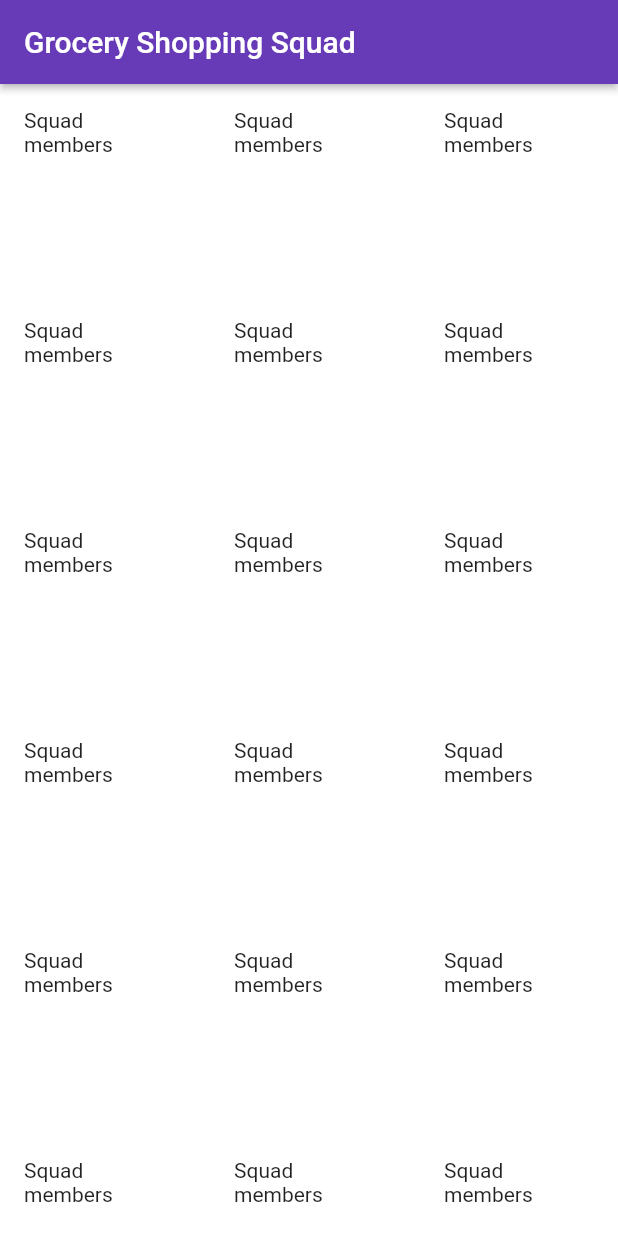
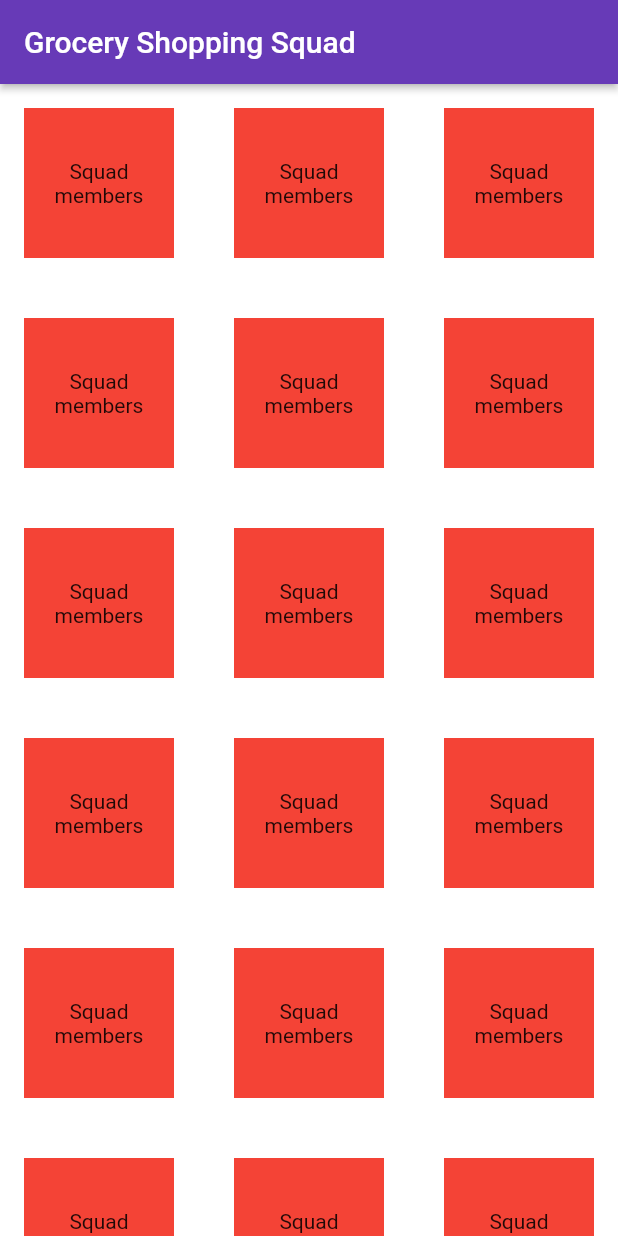
Before and after one commit to ratzr15/flutter-sample, a Flutter app: the screen it shows after launch, on a phone screen of 412 x 824 dp. Run offline on Flutter 3.47's test engine with Material 2 defaults, Android fonts, the light colour scheme and no system bars; our stand-ins replace equatable.

Commit message:
add: colors

```diff
--- a/lib/common/constants/ui_constant.dart
+++ b/lib/common/constants/ui_constant.dart
@@ -1,4 +1,8 @@
+import 'package:flutter/material.dart';
 
 class Dimens {
   static const double small = 16;
 }
+class DesignColor {
+  static const Color background = Color(0x1A1A1C);
+}
--- a/lib/squad_board/presentation/widgets/dashboard_grid_widget.dart
+++ b/lib/squad_board/presentation/widgets/dashboard_grid_widget.dart
@@ -2,6 +2,7 @@
 import 'package:flutter/widgets.dart';
 import 'package:flutter_kick_starter/squad_board/model/dashboard_grid_display_model.dart';
 import 'package:flutter_kick_starter/common/constants/ui_constant.dart';
+import 'package:flutter/material.dart';
 
 class DashboardGridWidget extends StatelessWidget {
   final DashboardGridDisplayModel _displayModel;
@@ -14,6 +15,8 @@ class DashboardGridWidget extends StatelessWidget {
   Widget build(BuildContext context) {
     return Padding(
         padding: const EdgeInsets.all(Dimens.small),
-        child: Text(_displayModel.title));
+        child: Container(
+            color: Colors.red,
+            child: new Center(child: new Text(_displayModel.title, textAlign: TextAlign.center,))));
   }
 }
```
